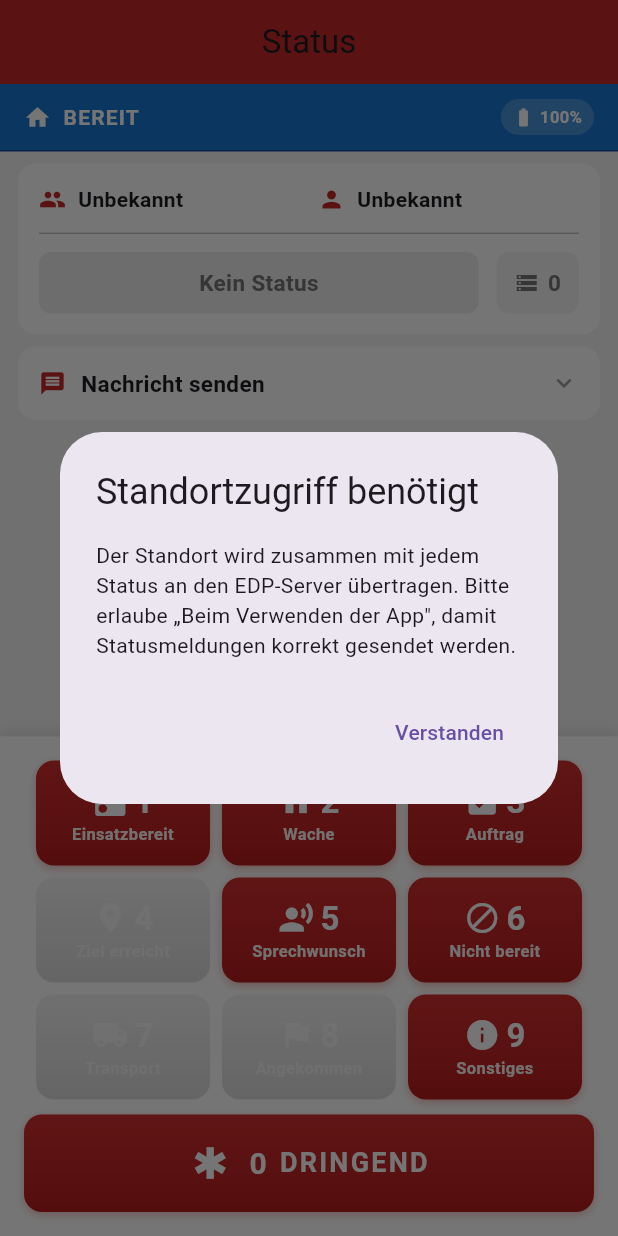
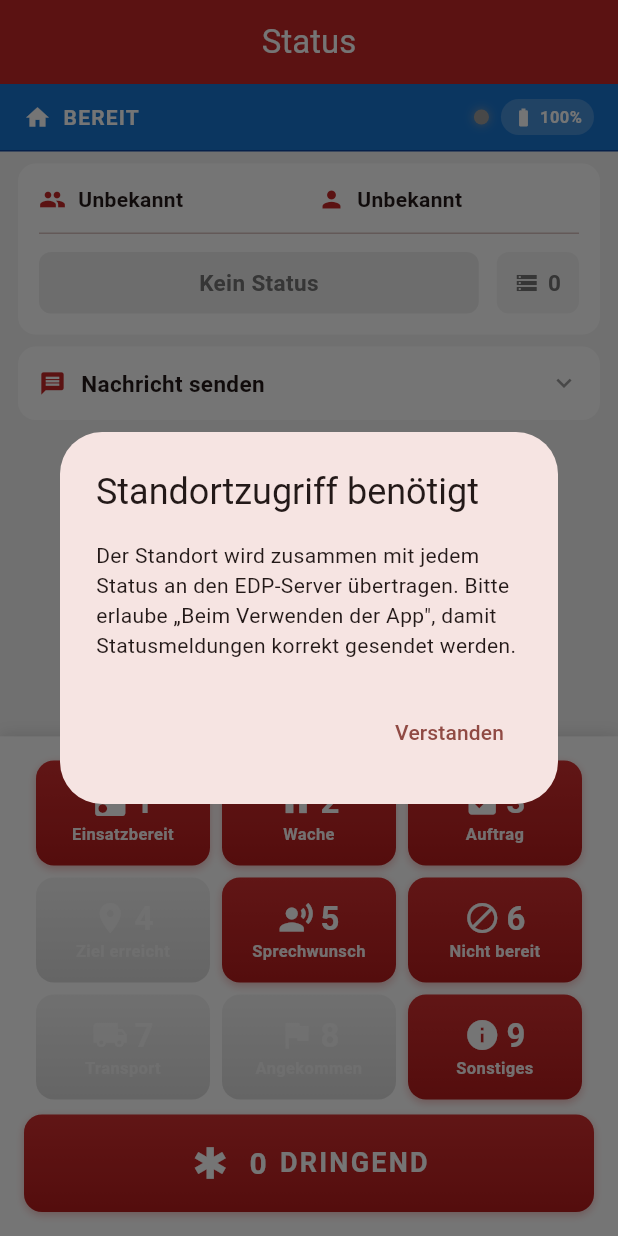
Before and after one commit to FlorianGross/trupp_app, a Flutter app: the StatusOverview screen opened directly, on a phone screen of 412 x 824 dp. Run offline on Flutter 3.47's test engine with Material 3 defaults, Android fonts, the phone set to English and light mode, and no system bars; drawn by our look-alikes of flutter_platform_widgets; our stand-ins replace app_links, battery_plus, connectivity_plus, flutter_map, geolocator, latlong2 and 5 more; missing offline and left inert: disable_battery_optimization, flutter_background_service, mobile_scanner; accounts and stored records are empty.

Commit message:
UI-Verbesserungen: Verbindungsstatus, Dark Mode, Live-Karte
- Verbindungsstatus-Indikator (grün/gelb/rot) in der Statusleiste
- Dark Mode mit persistenter Einstellung (Toggle im Menü)
- Live-Karte mit Track-Visualisierung (flutter_map + OpenStreetMap)
- Theme-aware UI-Komponenten für Light/Dark Mode

https://claude.ai/code/session_01WKm1Vv2W9Fes8bJqowLajp

```diff
--- a/lib/keypad_widget.dart
+++ b/lib/keypad_widget.dart
@@ -129,13 +129,15 @@ class Keypad extends StatelessWidget {
 
     final normalStatuses = [1, 2, 3, 4, 5, 6, 7, 8, 9];
 
+    final isDark = Theme.of(context).brightness == Brightness.dark;
+
     return Container(
       padding: EdgeInsets.fromLTRB(16, isSmallScreen ? 12 : 16, 16, 16),
       decoration: BoxDecoration(
-        color: Colors.white,
+        color: isDark ? Theme.of(context).colorScheme.surface : Colors.white,
         boxShadow: [
           BoxShadow(
-            color: Colors.black.withOpacity(0.08),
+            color: Colors.black.withOpacity(isDark ? 0.2 : 0.08),
             blurRadius: 8,
             offset: const Offset(0, -2),
           ),
--- a/lib/main.dart
+++ b/lib/main.dart
@@ -12,9 +12,26 @@ import 'package:trupp_app/data/edp_api.dart';
 // Globaler NavigatorKey
 final GlobalKey<NavigatorState> navigatorKey = GlobalKey<NavigatorState>();
 
+/// Globaler Theme-Notifier für Dark/Light Mode
+final ValueNotifier<ThemeMode> themeNotifier = ValueNotifier(ThemeMode.light);
+
+Future<void> _loadThemePreference() async {
+  final prefs = await SharedPreferences.getInstance();
+  final isDark = prefs.getBool('darkMode') ?? false;
+  themeNotifier.value = isDark ? ThemeMode.dark : ThemeMode.light;
+}
+
+Future<void> toggleTheme() async {
+  final isDark = themeNotifier.value == ThemeMode.dark;
+  themeNotifier.value = isDark ? ThemeMode.light : ThemeMode.dark;
+  final prefs = await SharedPreferences.getInstance();
+  await prefs.setBool('darkMode', !isDark);
+}
+
 Future<void> main() async {
   WidgetsFlutterBinding.ensureInitialized();
   await initializeBackgroundService();
+  await _loadThemePreference();
 
   final prefs = await SharedPreferences.getInstance();
   final hasConfig = prefs.getBool('hasConfig') ?? false;
@@ -35,6 +52,30 @@ Future<void> main() async {
   runApp(MyApp(hasConfig: hasConfig));
 }
 
+final _lightTheme = ThemeData(
+  brightness: Brightness.light,
+  colorScheme: ColorScheme.fromSeed(
+    seedColor: Colors.red.shade800,
+    brightness: Brightness.light,
+  ),
+  appBarTheme: AppBarTheme(
+    backgroundColor: Colors.red.shade800,
+    foregroundColor: Colors.white,
+  ),
+);
+
+final _darkTheme = ThemeData(
+  brightness: Brightness.dark,
+  colorScheme: ColorScheme.fromSeed(
+    seedColor: Colors.red.shade800,
+    brightness: Brightness.dark,
+  ),
+  appBarTheme: AppBarTheme(
+    backgroundColor: Colors.red.shade900,
+    foregroundColor: Colors.white,
+  ),
+);
+
 class MyApp extends StatelessWidget {
   final bool hasConfig;
 
@@ -42,19 +83,30 @@ class MyApp extends StatelessWidget {
 
   @override
   Widget build(BuildContext context) {
+    return ValueListenableBuilder<ThemeMode>(
+      valueListenable: themeNotifier,
+      builder: (_, themeMode, __) {
+        final isDark = themeMode == ThemeMode.dark;
         return DeepLinkHandler(
           navigatorKey: navigatorKey,
           child: PlatformApp(
             debugShowCheckedModeBanner: false,
             navigatorKey: navigatorKey,
             material: (_, __) => MaterialAppData(
-          theme: ThemeData.light(),
+              theme: _lightTheme,
+              darkTheme: _darkTheme,
+              themeMode: themeMode,
             ),
             cupertino: (_, __) => CupertinoAppData(
-          theme: const CupertinoThemeData(brightness: Brightness.light),
+              theme: CupertinoThemeData(
+                brightness: isDark ? Brightness.dark : Brightness.light,
+                primaryColor: Colors.red.shade800,
+              ),
             ),
             home: hasConfig ? const StatusOverview() : const ConfigScreen(),
           ),
         );
+      },
+    );
   }
 }
--- a/lib/status_overview_screen.dart
+++ b/lib/status_overview_screen.dart
@@ -23,6 +23,10 @@ import 'data/location_queue.dart';
 import 'data/location_sync_manager.dart';
 import 'data/deployment_state.dart';
 import 'data/adaptive_location_settings.dart';
+import 'main.dart' show themeNotifier, toggleTheme;
+import 'map_screen.dart';
+
+enum _ConnectionState { unknown, connected, degraded, disconnected }
 
 class StatusOverview extends StatefulWidget {
   const StatusOverview({super.key});
@@ -54,6 +58,10 @@ class _StatusOverviewState extends State<StatusOverview> with SingleTickerProvid
 
   // Stats
   Map<String, int> _stats = {'pending': 0, 'total': 0};
+
+  // Verbindungsstatus
+  _ConnectionState _connectionState = _ConnectionState.unknown;
+  Timer? _connectionCheckTimer;
 
   // Tracking ist immer gewünscht, sobald konfiguriert
   bool get _trackingDesired => true;
@@ -96,6 +104,7 @@ class _StatusOverviewState extends State<StatusOverview> with SingleTickerProvid
     WidgetsBinding.instance.removeObserver(this);
     _tempStatusTimer?.cancel();
     _statsRefreshTimer?.cancel();
+    _connectionCheckTimer?.cancel();
     _infoCtrl.dispose();
     _animationController.dispose();
     super.dispose();
@@ -172,11 +181,33 @@ class _StatusOverviewState extends State<StatusOverview> with SingleTickerProvid
     await _setBackgroundTracking(canTrack);
     await _onPersistentStatus(last, notify: false);
 
-    // Stats regelmäßig aktualisieren
+    // Stats und Verbindungsstatus regelmäßig aktualisieren
     _statsRefreshTimer = Timer.periodic(const Duration(seconds: 10), (_) {
       _refreshStats();
     });
+    _connectionCheckTimer = Timer.periodic(const Duration(seconds: 30), (_) {
+      _checkConnection();
+    });
     await _refreshStats();
+    await _checkConnection();
+  }
+
+  Future<void> _checkConnection() async {
+    try {
+      final result = await EdpApi.instance.probe();
+      final pending = _stats['pending'] ?? 0;
+      if (!mounted) return;
+      setState(() {
+        if (result.ok) {
+          _connectionState = pending > 0 ? _ConnectionState.degraded : _ConnectionState.connected;
+        } else {
+          _connectionState = _ConnectionState.disconnected;
+        }
+      });
+    } catch (_) {
+      if (!mounted) return;
+      setState(() => _connectionState = _ConnectionState.disconnected);
+    }
   }
 
   Future<void> _requestDisableBatteryOptimization() async {
@@ -766,13 +797,16 @@ class _StatusOverviewState extends State<StatusOverview> with SingleTickerProvid
       builder: (_) => PlatformWidget(
         material: (_, _) => Container(
           padding: const EdgeInsets.all(20),
+          color: _isDark ? Theme.of(context).colorScheme.surface : null,
           child: _buildMenuContent(),
         ),
         cupertino: (_, _) => Container(
           padding: const EdgeInsets.all(20),
-          decoration: const BoxDecoration(
-            color: CupertinoColors.systemBackground,
-            borderRadius: BorderRadius.vertical(top: Radius.circular(12)),
+          decoration: BoxDecoration(
+            color: _isDark
+                ? CupertinoColors.darkBackgroundGray
+                : CupertinoColors.systemBackground,
+            borderRadius: const BorderRadius.vertical(top: Radius.circular(12)),
           ),
           child: _buildMenuContent(),
         ),
@@ -823,11 +857,35 @@ class _StatusOverviewState extends State<StatusOverview> with SingleTickerProvid
             },
           ),
           _buildMenuItem(
+            icon: isMaterial(context) ? Icons.map : CupertinoIcons.map_fill,
+            title: 'Live-Karte',
+            onTap: () {
+              Navigator.pop(context);
+              Navigator.push(
+                context,
+                platformPageRoute(
+                  context: context,
+                  builder: (_) => const MapScreen(),
+                ),
+              );
+            },
+          ),
+          _buildMenuItem(
             icon: isMaterial(context) ? Icons.download : CupertinoIcons.arrow_down_circle,
             title: 'GPX Export',
             onTap: () {
               Navigator.pop(context);
               _exportGpx();
+            },
+          ),
+          _buildMenuItem(
+            icon: themeNotifier.value == ThemeMode.dark
+                ? (isMaterial(context) ? Icons.light_mode : CupertinoIcons.sun_max_fill)
+                : (isMaterial(context) ? Icons.dark_mode : CupertinoIcons.moon_fill),
+            title: themeNotifier.value == ThemeMode.dark ? 'Light Mode' : 'Dark Mode',
+            onTap: () {
+              Navigator.pop(context);
+              toggleTheme();
             },
           ),
         ],
@@ -934,14 +992,21 @@ class _StatusOverviewState extends State<StatusOverview> with SingleTickerProvid
     );
   }
 
+  bool get _isDark => Theme.of(context).brightness == Brightness.dark;
+
   @override
   Widget build(BuildContext context) {
+    final scaffoldBg = _isDark
+        ? Theme.of(context).scaffoldBackgroundColor
+        : (isMaterial(context) ? Colors.grey[100] : CupertinoColors.systemGroupedBackground);
+    final appBarBg = _isDark ? Colors.red.shade900 : Colors.red.shade800;
+
     return PlatformScaffold(
-      backgroundColor: isMaterial(context) ? Colors.grey[100] : CupertinoColors.systemGroupedBackground,
+      backgroundColor: scaffoldBg,
       appBar: PlatformAppBar(
         title: const Text('Status'),
         material: (_, _) => MaterialAppBarData(
-          backgroundColor: Colors.red.shade800,
+          backgroundColor: appBarBg,
           elevation: 0,
           centerTitle: true,
           actions: [
@@ -956,7 +1021,7 @@ class _StatusOverviewState extends State<StatusOverview> with SingleTickerProvid
           ],
         ),
         cupertino: (_, _) => CupertinoNavigationBarData(
-          backgroundColor: Colors.red.shade800,
+          backgroundColor: appBarBg,
           trailing: Row(
             mainAxisSize: MainAxisSize.min,
             children: [
@@ -995,10 +1060,12 @@ class _StatusOverviewState extends State<StatusOverview> with SingleTickerProvid
               ),
               Container(
                 decoration: BoxDecoration(
-                  color: isMaterial(context) ? Colors.white : CupertinoColors.systemBackground,
+                  color: _isDark
+                      ? Theme.of(context).colorScheme.surface
+                      : (isMaterial(context) ? Colors.white : CupertinoColors.systemBackground),
                   boxShadow: [
                     BoxShadow(
-                      color: Colors.black.withOpacity(0.05),
+                      color: Colors.black.withOpacity(_isDark ? 0.2 : 0.05),
                       blurRadius: 8,
                       offset: const Offset(0, -2),
                     ),
@@ -1050,6 +1117,10 @@ class _StatusOverviewState extends State<StatusOverview> with SingleTickerProvid
             ),
 
             const Spacer(),
+
+            // Verbindungsstatus-Indikator
+            _buildConnectionDot(),
+            const SizedBox(width: 8),
 
             // Tracking Indicator (nur wenn aktiv)
             if (_bgTrackingActive) ...[
@@ -1122,14 +1193,60 @@ class _StatusOverviewState extends State<StatusOverview> with SingleTickerProvid
     return Icons.battery_full;
   }
 
+  Widget _buildConnectionDot() {
+    Color dotColor;
+    String tooltip;
+    switch (_connectionState) {
+      case _ConnectionState.connected:
+        dotColor = Colors.greenAccent;
+        tooltip = 'Verbunden';
+        break;
+      case _ConnectionState.degraded:
+        dotColor = Colors.orangeAccent;
+        tooltip = 'Warteschlange';
+        break;
+      case _ConnectionState.disconnected:
+        dotColor = Colors.redAccent;
+        tooltip = 'Offline';
+        break;
+      case _ConnectionState.unknown:
+        dotColor = Colors.grey;
+        tooltip = 'Prüfe...';
+        break;
+    }
+
+    return Tooltip(
+      message: tooltip,
+      child: Container(
+        width: 10,
+        height: 10,
+        decoration: BoxDecoration(
+          color: dotColor,
+          shape: BoxShape.circle,
+          boxShadow: [
+            BoxShadow(
+              color: dotColor.withOpacity(0.6),
+              blurRadius: 4,
+              spreadRadius: 1,
+            ),
+          ],
+        ),
+      ),
+    );
+  }
+
   // Essentielle Info (nur Trupp, Leiter, aktueller Status, Queue kompakt)
   Widget _buildEssentialInfo() {
+    final cardBg = _isDark
+        ? Theme.of(context).colorScheme.surface
+        : (isMaterial(context) ? Colors.white : CupertinoColors.systemBackground);
+
     return Padding(
       padding: const EdgeInsets.symmetric(horizontal: 12),
       child: Container(
         padding: const EdgeInsets.all(14),
         decoration: BoxDecoration(
-          color: isMaterial(context) ? Colors.white : CupertinoColors.systemBackground,
+          color: cardBg,
           borderRadius: BorderRadius.circular(12),
         ),
         child: Column(
@@ -1253,11 +1370,15 @@ class _StatusOverviewState extends State<StatusOverview> with SingleTickerProvid
 
   // Collapsible Nachrichtenfeld
   Widget _buildMessageSection() {
+    final cardBg = _isDark
+        ? Theme.of(context).colorScheme.surface
+        : (isMaterial(context) ? Colors.white : CupertinoColors.systemBackground);
+
     return Padding(
       padding: const EdgeInsets.symmetric(horizontal: 12),
       child: Container(
         decoration: BoxDecoration(
-          color: isMaterial(context) ? Colors.white : CupertinoColors.systemBackground,
+          color: cardBg,
           borderRadius: BorderRadius.circular(12),
         ),
         child: Column(
```
Also changed, not shown: lib/map_screen.dart (added, +216 -0 lines). Lines whose indentation alone changed are shown as unchanged.
